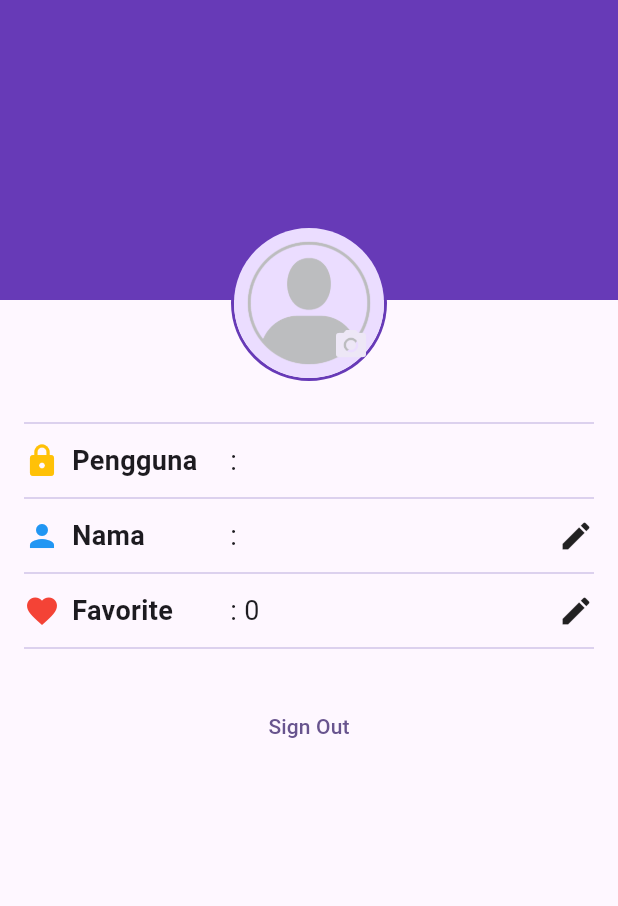
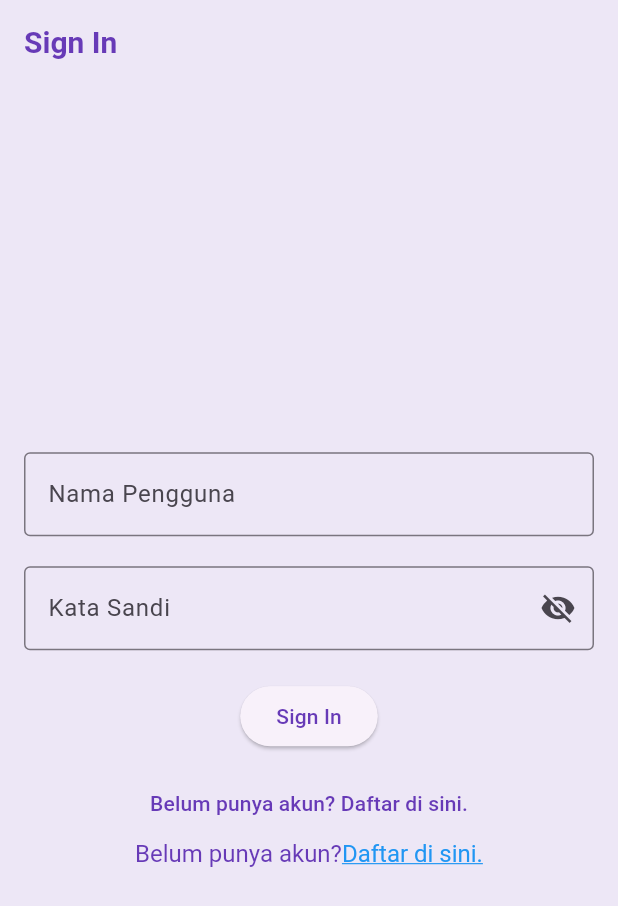
Before and after one commit to Daffaimoettt04/wisata_candi, a Flutter app: the screen it shows after launch, on a phone screen of 412 x 824 dp. Shown: the top 906 px of the screen. Run offline on Flutter 3.47's test engine with Material 2 defaults, Android fonts, the phone set to English and light mode, and no system bars.

Commit message:
Update wisata candi

```diff
--- a/lib/main.dart
+++ b/lib/main.dart
@@ -1,5 +1,6 @@
 import 'package:daffa/data/candi_data.dart';
 import 'package:daffa/screens/profil_screen.dart';
+import 'package:daffa/screens/sign_in_screen.dart';
 import 'package:flutter/material.dart';
 import 'package:daffa/screens/detail_screen.dart';
 
@@ -16,25 +17,22 @@ class MyApp extends StatelessWidget {
     return MaterialApp(
       title: 'Wisata Candi',
       theme: ThemeData(
-        // This is the theme of your application.
-        //
-        // TRY THIS: Try running your application with "flutter run". You'll see
-        // the application has a blue toolbar. Then, without quitting the app,
-        // try changing the seedColor in the colorScheme below to Colors.green
-        // and then invoke "hot reload" (save your changes or press the "hot
-        // reload" button in a Flutter-supported IDE, or press "r" if you used
-        // the command line to start the app).
-        //
-        // Notice that the counter didn't reset back to zero; the application
-        // state is not lost during the reload. To reset the state, use hot
-        // restart instead.
-        //
-        // This works for code too, not just values: Most code changes can be
-        // tested with just a hot reload.
-        colorScheme: ColorScheme.fromSeed(seedColor: Colors.deepPurple),
+        appBarTheme: const AppBarTheme(
+          iconTheme: IconThemeData(color: Colors.deepPurple),
+          titleTextStyle: TextStyle(
+            color: Colors.deepPurple,
+            fontSize: 20,
+            fontWeight: FontWeight.bold,
+          )
+        ),
+        colorScheme:
+        ColorScheme.fromSeed(seedColor: Colors.deepPurple).copyWith(
+          primary: Colors.deepPurple,
+          surface: Colors.deepPurple[50],
+        ),
         useMaterial3: true,
       ),
-      home: ProfileScreen()
+      home: SignInScreen()
       //home: DetailScreen(candi :candiList[0]),
     );
   }
--- /dev/null
+++ b/lib/screens/sign_in_screen.dart
@@ -0,0 +1,122 @@
+import 'package:flutter/gestures.dart';
+import 'package:flutter/material.dart';
+
+class SignInScreen extends StatefulWidget {
+  const SignInScreen({super.key});
+
+  @override
+  State<SignInScreen> createState() => _SignInScreenState();
+}
+
+class _SignInScreenState extends State<SignInScreen> {
+  //TODO: 1. Deklarasikan variabel
+  final TextEditingController _usernameController = TextEditingController();
+
+  final TextEditingController _passwordController = TextEditingController();
+
+  String _errorText = '';
+
+  bool _isSignedIn = false;
+
+  bool _obscurePassword = true;
+
+  @override
+  Widget build(BuildContext context) {
+    return Scaffold(
+      //TODO: 2. Pasang AppBar
+      appBar: AppBar(title: Text('Sign In'),),
+      //TODO: 3. Pasang Body
+      body: Center(
+        child: SingleChildScrollView(
+          child: Padding(
+            padding: const EdgeInsets.all(16),
+            child: Form(
+              child: Column(
+                //TODO: 4. Atur mainAxisAlignment dan crossAxisAlignment
+                mainAxisAlignment: MainAxisAlignment.center,
+                crossAxisAlignment: CrossAxisAlignment.center,
+                children: [
+                  //TODO: 5. Pasang TextFromField Nama Pengguna
+                  TextFormField(
+                    controller: _usernameController,
+                    decoration: InputDecoration(
+                      labelText: "Nama Pengguna",
+                      border: OutlineInputBorder(),
+                ),
+              ),
+              //TODO: 6. Pasang TextFromField Kata Sandi
+              SizedBox(height: 20),
+              TextFormField(
+                controller: _passwordController,
+                decoration: InputDecoration(
+                  labelText: "Kata Sandi",
+                  errorText: _errorText.isNotEmpty ? _errorText : null,
+                  border: OutlineInputBorder(),
+                  suffixIcon: IconButton(
+                    onPressed: (){
+                      setState(() {
+                        _obscurePassword = !_obscurePassword;
+                      });
+                    },
+                    icon: Icon(
+                      _obscurePassword ? Icons.visibility_off
+                          : Icons.visibility,
+                    ),),
+               ),
+               obscureText: _obscurePassword,
+              ),
+              //TODO: 7. Pasang ElevatedButton Sign In
+              SizedBox(height: 20),
+              ElevatedButton(
+                  onPressed: (){
+                    setState(() {
+                      if(_passwordController.value.text.length < 8){
+                        _errorText = "Password harus lebih dari atau sama dengan 8 karakter";
+                      } else if(!_passwordController.value.text.contains(RegExp(r'[A-Z]'))){
+                        _errorText = "Password harus berisi uppercase";
+                      } else if(!_passwordController.value.text.contains(RegExp(r'[a-z]'))){
+                        _errorText = "Password harus berisi lowercase";
+                      } else if(!_passwordController.value.text.contains(RegExp(r'[0-9]'))){
+                        _errorText = "Password harus berisi angka";
+                      } else if(!_passwordController.value.text.contains(RegExp(r'[\_\/*\.\,]'))){
+                        _errorText = "Password harus berisi karakter spesial";
+                      } else if(
+                          _passwordController.value.text.contains(_usernameController.value.text)){
+                        _errorText = "Password harus berisi nama pengguna anda";
+                      } else {
+                        _errorText = '';
+                      }
+                    });
+                  },
+                  child: Text('Sign In')),
+              //TODO: 8. Pasang TextButton SignUp
+              SizedBox(height: 10),
+              TextButton(onPressed: (){},
+                  child: Text('Belum punya akun? Daftar di sini.')),
+              RichText(
+                  text: TextSpan(
+                    text: 'Belum punya akun?',
+                    style: TextStyle(fontSize: 16, color: Colors.deepPurple),
+                    children: <TextSpan>[
+                      TextSpan(
+                        text: 'Daftar di sini.',
+                        style: TextStyle(
+                          color: Colors.blue, //
+                          decoration: TextDecoration.underline,
+                          fontSize: 16
+                        ),
+                        recognizer: TapGestureRecognizer()
+                          ..onTap = (){},
+                      )
+                    ],
+                  ),
+              ),
+              ],
+          ),
+        ),
+      ),
+    ),
+    ),
+    );
+  }
+}
```
